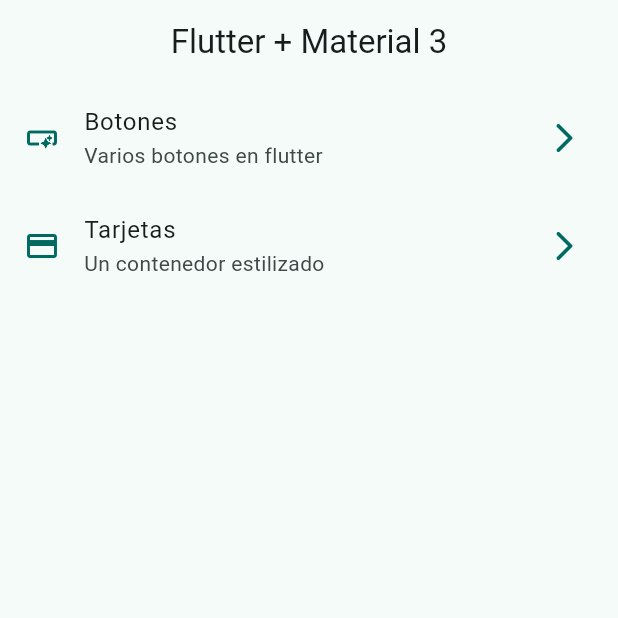
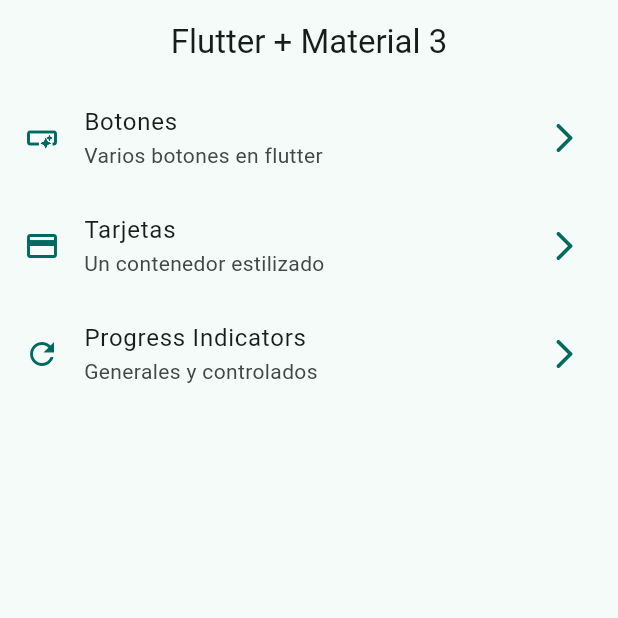
Before and after one commit to davidzaja/widgetsAppFlutter, a Flutter app: the screen it shows after launch, on a phone screen of 412 x 824 dp, the top half of it. Run offline on Flutter 3.47's test engine with Material 3 defaults, Android fonts, the phone set to English and light mode, and no system bars; our stand-ins replace go_router.

Commit message:
progress indicator terminado

```diff
--- a/lib/config/menu/menu_item.dart
+++ b/lib/config/menu/menu_item.dart
@@ -32,6 +32,13 @@ const appMenuItems = <MenuItems>[
     subTitle: 'Un contenedor estilizado',
     link: '/cards',
     icon: Icons.credit_card
+  ),
+
+  MenuItems(
+    title: 'Progress Indicators',
+    subTitle: 'Generales y controlados',
+    link: '/progress',
+    icon: Icons.refresh_outlined
   )
 
 ];
--- a/lib/config/router/app_router.dart
+++ b/lib/config/router/app_router.dart
@@ -1,4 +1,5 @@
 import 'package:go_router/go_router.dart';
+import 'package:widgets_app/presentation/screens/progress/progress_screen.dart';
 import 'package:widgets_app/presentation/screens/screens.dart';
 // GoRouter configuration
 final appRouter = GoRouter(
@@ -18,5 +19,10 @@ final appRouter = GoRouter(
       path: '/cards',
       builder: (context, state) => CardsScreen(),
     ),
+    GoRoute(
+      path: '/progress',
+      builder: (context, state) => ProgressScreen(),
+    ),
+
   ],
 );
--- a/pubspec.yaml
+++ b/pubspec.yaml
@@ -12,7 +12,7 @@ dependencies:
   go_router: ^12.1.1
 
 dev_dependencies:
-  flutter_lints: ^2.0.0
+  flutter_lints: ^3.0.1
   flutter_test:
     sdk: flutter
 
```
Also changed, not shown: lib/presentation/screens/progress/progress_screen.dart (+60 -1 lines), pubspec.lock.
